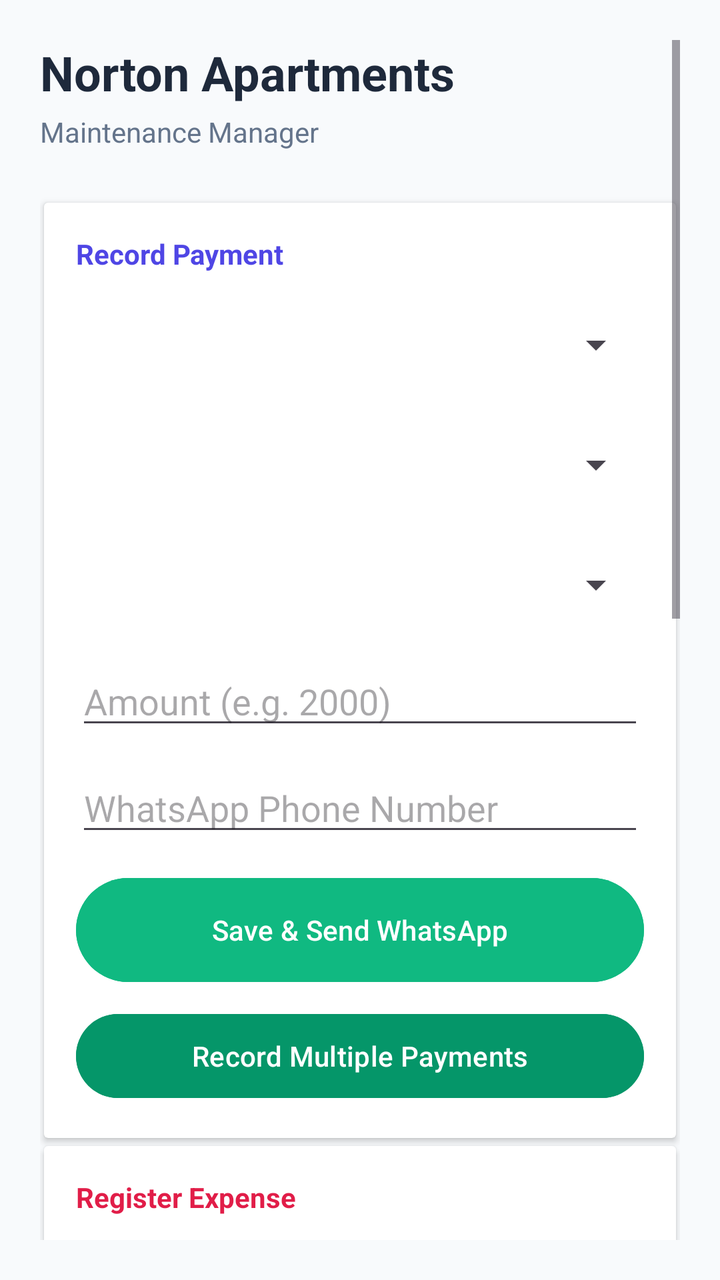
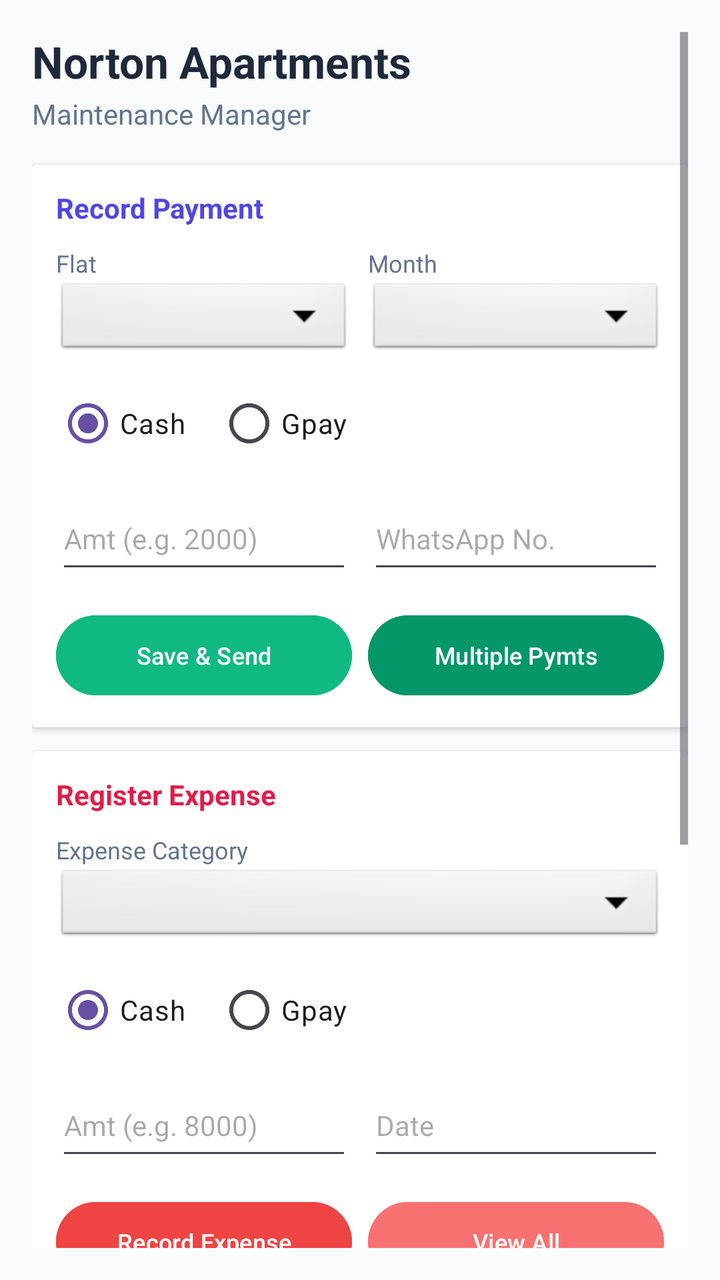

The first picture is an Android layout as it rendered before a commit; the second is the same layout after the commit. The layout source and the unified diff follow.
<!-- AndroidManifest.xml: application theme Theme.NortonMaintainence -->
<!-- res/layout/activity_main.xml -->
<?xml version="1.0" encoding="utf-8"?>
<ScrollView xmlns:android="http://schemas.android.com/apk/res/android"
    android:layout_width="match_parent"
    android:layout_height="match_parent"
    android:padding="20dp"
    android:background="#F8FAFC">

    <LinearLayout
        android:layout_width="match_parent"
        android:layout_height="wrap_content"
        android:orientation="vertical">

        <TextView
            android:layout_width="wrap_content"
            android:layout_height="wrap_content"
            android:text="Norton Apartments"
            android:textSize="24sp"
            android:textStyle="bold"
            android:textColor="#1E293B"
            android:layout_marginBottom="4dp"/>

        <TextView
            android:layout_width="wrap_content"
            android:layout_height="wrap_content"
            android:text="Maintenance Manager"
            android:textColor="#64748B"
            android:layout_marginBottom="24dp"/>

        
        <androidx.cardview.widget.CardView
            android:layout_width="match_parent"
            android:layout_height="wrap_content"
            android:layout_marginBottom="16dp"
            android:elevation="2dp"
            android:layout_margin="2dp">

            <LinearLayout
                android:layout_width="match_parent"
                android:layout_height="wrap_content"
                android:padding="16dp"
                android:orientation="vertical">

                <TextView
                    android:layout_width="wrap_content"
                    android:layout_height="wrap_content"
                    android:text="Record Payment"
                    android:textStyle="bold"
                    android:textColor="#4F46E5"
                    android:layout_marginBottom="12dp"/>

                <Spinner
                    android:id="@+id/flatSpinner"
                    android:layout_width="match_parent"
                    android:layout_height="48dp"
                    android:layout_marginBottom="12dp"/>

                <Spinner
                    android:id="@+id/monthSpinner"
                    android:layout_width="match_parent"
                    android:layout_height="48dp"
                    android:layout_marginBottom="12dp"/>

                <Spinner
                    android:id="@+id/paymentTypeSpinner"
                    android:layout_width="match_parent"
                    android:layout_height="48dp"
                    android:layout_marginBottom="12dp"/>

                <EditText
                    android:id="@+id/payAmount"
                    android:layout_width="match_parent"
                    android:layout_height="wrap_content"
                    android:hint="Amount (e.g. 2000)"
                    android:inputType="number"
                    android:layout_marginBottom="12dp"/>

                <EditText
                    android:id="@+id/phoneInput"
                    android:layout_width="match_parent"
                    android:layout_height="wrap_content"
                    android:hint="WhatsApp Phone Number"
                    android:inputType="phone"
                    android:layout_marginBottom="12dp"/>

                <Button
                    android:id="@+id/btnSavePayment"
                    android:layout_width="match_parent"
                    android:layout_height="60dp"
                    android:text="Save &amp; Send WhatsApp"
                    android:backgroundTint="#10B981"
                    android:layout_marginBottom="8dp"/>

                <Button
                    android:id="@+id/btnMultiplePayments"
                    android:layout_width="match_parent"
                    android:layout_height="50dp"
                    android:text="Record Multiple Payments"
                    android:backgroundTint="#059669"/>
            </LinearLayout>
        </androidx.cardview.widget.CardView>

        
        <androidx.cardview.widget.CardView
            android:layout_width="match_parent"
            android:layout_height="wrap_content"
            android:elevation="2dp"
            android:layout_margin="2dp">

            <LinearLayout
                android:layout_width="match_parent"
                android:layout_height="wrap_content"
                android:padding="16dp"
                android:orientation="vertical">

                <TextView
                    android:layout_width="wrap_content"
                    android:layout_height="wrap_content"
                    android:text="Register Expense"
                    android:textStyle="bold"
                    android:textColor="#E11D48"
                    android:layout_marginBottom="12dp"/>

                <Spinner
                    android:id="@+id/expenseTypeSpinner"
                    android:layout_width="match_parent"
                    android:layout_height="48dp"
                    android:layout_marginBottom="12dp"/>

                <Spinner
                    android:id="@+id/expensePaymentTypeSpinner"
                    android:layout_width="match_parent"
                    android:layout_height="48dp"
                    android:layout_marginBottom="12dp"/>

                <EditText
                    android:id="@+id/expenseAmount"
                    android:layout_width="match_parent"
                    android:layout_height="wrap_content"
                    android:hint="Amount (e.g. 8000)"
                    android:inputType="number"
                    android:layout_marginBottom="12dp"/>

                <EditText
                    android:id="@+id/expenseDate"
                    android:layout_width="match_parent"
                    android:layout_height="wrap_content"
                    android:hint="Date of Expense"
                    android:focusable="false"
                    android:clickable="true"
                    android:layout_marginBottom="12dp"/>

                <Button
                    android:id="@+id/btnSaveExpense"
                    android:layout_width="match_parent"
                    android:layout_height="60dp"
                    android:text="Record Expenditure"
                    android:backgroundTint="#EF4444"
                    android:layout_marginBottom="8dp"/>

                <Button
                    android:id="@+id/btnViewExpenses"
                    android:layout_width="match_parent"
                    android:layout_height="50dp"
                    android:text="View All Expenses"
                    android:backgroundTint="#F87171"/>
            </LinearLayout>
        </androidx.cardview.widget.CardView>

        
        <androidx.cardview.widget.CardView
            android:layout_width="match_parent"
            android:layout_height="wrap_content"
            android:layout_marginBottom="16dp"
            android:elevation="2dp"
            android:layout_margin="2dp">

            <LinearLayout
                android:layout_width="match_parent"
                android:layout_height="wrap_content"
                android:padding="16dp"
                android:orientation="vertical">

                <TextView
                    android:layout_width="wrap_content"
                    android:layout_height="wrap_content"
                    android:text="Reports &amp; Settings"
                    android:textStyle="bold"
                    android:textColor="#475569"
                    android:layout_marginBottom="12dp"/>

                <EditText
                    android:id="@+id/signatureInput"
                    android:layout_width="match_parent"
                    android:layout_height="wrap_content"
                    android:hint="Your Signature (for PDF)"
                    android:text="S.Sankarasubramanian"
                    android:layout_marginBottom="12dp"/>

                <Button
                    android:id="@+id/btnExportData"
                    android:layout_width="match_parent"
                    android:layout_height="50dp"
                    android:text="Export Monthly CSV to WhatsApp"
                    android:backgroundTint="#334155"
                    android:layout_marginBottom="8dp"/>

                <Button
                    android:id="@+id/btnViewStatus"
                    android:layout_width="match_parent"
                    android:layout_height="50dp"
                    android:text="Check Payment Status (Who Paid?)"
                    android:backgroundTint="#334155"
                    android:layout_marginBottom="8dp"/>

                <Button
                    android:id="@+id/btnShareSummary"
                    android:layout_width="match_parent"
                    android:layout_height="50dp"
                    android:text="Send Summary to Admin WhatsApp"
                    android:backgroundTint="#0ea5e9"
                    android:layout_marginBottom="8dp"/>

                <Button
                    android:id="@+id/btnParameters"
                    android:layout_width="match_parent"
                    android:layout_height="50dp"
                    android:text="App Parameters"
                    android:backgroundTint="#64748B"/>
            </LinearLayout>
        </androidx.cardview.widget.CardView>

    </LinearLayout>
</ScrollView>
<!-- resources referenced by this layout -->
<resources>
  <style name="Theme.NortonMaintainence" parent="Base.Theme.NortonMaintainence" />
  <style name="Base.Theme.NortonMaintainence" parent="Theme.Material3.DayNight.NoActionBar">
          
          
      </style>
</resources>

<!-- the commit's change to res/layout/activity_main.xml (unified diff, before → after) -->
@@ -2,7 +2,7 @@
 <ScrollView xmlns:android="http://schemas.android.com/apk/res/android"
     android:layout_width="match_parent"
     android:layout_height="match_parent"
-    android:padding="20dp"
+    android:padding="16dp"
     android:background="#F8FAFC">
 
     <LinearLayout
@@ -11,33 +11,36 @@
         android:orientation="vertical">
 
         <TextView
+            android:id="@+id/buildingNameText"
             android:layout_width="wrap_content"
             android:layout_height="wrap_content"
             android:text="Norton Apartments"
-            android:textSize="24sp"
+            android:textSize="22sp"
             android:textStyle="bold"
             android:textColor="#1E293B"
-            android:layout_marginBottom="4dp"/>
+            android:layout_marginBottom="2dp"/>
 
         <TextView
             android:layout_width="wrap_content"
             android:layout_height="wrap_content"
             android:text="Maintenance Manager"
             android:textColor="#64748B"
-            android:layout_marginBottom="24dp"/>
-
+            android:textSize="14sp"
+            android:layout_marginBottom="16dp"/>
+
+        
+        
         
         <androidx.cardview.widget.CardView
             android:layout_width="match_parent"
             android:layout_height="wrap_content"
-            android:layout_marginBottom="16dp"
-            android:elevation="2dp"
-            android:layout_margin="2dp">
+            android:layout_marginBottom="12dp"
+            android:elevation="2dp">
 
             <LinearLayout
                 android:layout_width="match_parent"
                 android:layout_height="wrap_content"
-                android:padding="16dp"
+                android:padding="12dp"
                 android:orientation="vertical">
 
                 <TextView
@@ -46,70 +49,139 @@
                     android:text="Record Payment"
                     android:textStyle="bold"
                     android:textColor="#4F46E5"
-                    android:layout_marginBottom="12dp"/>
-
-                <Spinner
-                    android:id="@+id/flatSpinner"
-                    android:layout_width="match_parent"
-                    android:layout_height="48dp"
-                    android:layout_marginBottom="12dp"/>
-
-                <Spinner
-                    android:id="@+id/monthSpinner"
-                    android:layout_width="match_parent"
-                    android:layout_height="48dp"
-                    android:layout_marginBottom="12dp"/>
-
-                <Spinner
-                    android:id="@+id/paymentTypeSpinner"
-                    android:layout_width="match_parent"
-                    android:layout_height="48dp"
-                    android:layout_marginBottom="12dp"/>
-
-                <EditText
-                    android:id="@+id/payAmount"
-                    android:layout_width="match_parent"
-                    android:layout_height="wrap_content"
-                    android:hint="Amount (e.g. 2000)"
-                    android:inputType="number"
-                    android:layout_marginBottom="12dp"/>
-
-                <EditText
-                    android:id="@+id/phoneInput"
-                    android:layout_width="match_parent"
-                    android:layout_height="wrap_content"
-                    android:hint="WhatsApp Phone Number"
-                    android:inputType="phone"
-                    android:layout_marginBottom="12dp"/>
-
-                <Button
-                    android:id="@+id/btnSavePayment"
-                    android:layout_width="match_parent"
-                    android:layout_height="60dp"
-                    android:text="Save &amp; Send WhatsApp"
-                    android:backgroundTint="#10B981"
-                    android:layout_marginBottom="8dp"/>
-
-                <Button
-                    android:id="@+id/btnMultiplePayments"
-                    android:layout_width="match_parent"
-                    android:layout_height="50dp"
-                    android:text="Record Multiple Payments"
-                    android:backgroundTint="#059669"/>
+                    android:layout_marginBottom="10dp"/>
+
+                
+                <LinearLayout
+                    android:layout_width="match_parent"
+                    android:layout_height="wrap_content"
+                    android:orientation="horizontal"
+                    android:weightSum="2"
+                    android:layout_marginBottom="8dp">
+
+                    <LinearLayout
+                        android:layout_width="0dp"
+                        android:layout_height="wrap_content"
+                        android:layout_weight="1"
+                        android:orientation="vertical"
+                        android:layout_marginEnd="8dp">
+                        <TextView android:layout_width="wrap_content" android:layout_height="wrap_content" android:text="Flat" android:textSize="12sp" android:textColor="#64748B" />
+                        <Spinner
+                            android:id="@+id/flatSpinner"
+                            android:layout_width="match_parent"
+                            android:layout_height="40dp"
+                            android:background="@android:drawable/btn_dropdown"/>
+                    </LinearLayout>
+
+                    <LinearLayout
+                        android:layout_width="0dp"
+                        android:layout_height="wrap_content"
+                        android:layout_weight="1"
+                        android:orientation="vertical">
+                        <TextView android:layout_width="wrap_content" android:layout_height="wrap_content" android:text="Month" android:textSize="12sp" android:textColor="#64748B" />
+                        <Spinner
+                            android:id="@+id/monthSpinner"
+                            android:layout_width="match_parent"
+                            android:layout_height="40dp"
+                            android:background="@android:drawable/btn_dropdown"/>
+                    </LinearLayout>
+                </LinearLayout>
+
+                
+                <RadioGroup
+                    android:id="@+id/paymentTypeRadioGroup"
+                    android:layout_width="match_parent"
+                    android:layout_height="wrap_content"
+                    android:orientation="horizontal"
+                    android:layout_marginBottom="8dp">
+                    <RadioButton
+                        android:id="@+id/radioPayCash"
+                        android:layout_width="wrap_content"
+                        android:layout_height="wrap_content"
+                        android:text="Cash"
+                        android:textSize="14sp"
+                        android:checked="true"/>
+                    <RadioButton
+                        android:id="@+id/radioPayGpay"
+                        android:layout_width="wrap_content"
+                        android:layout_height="wrap_content"
+                        android:text="Gpay"
+                        android:textSize="14sp"
+                        android:layout_marginStart="16dp"/>
+                </RadioGroup>
+
+                
+                <LinearLayout
+                    android:layout_width="match_parent"
+                    android:layout_height="wrap_content"
+                    android:orientation="horizontal"
+                    android:weightSum="2"
+                    android:layout_marginBottom="12dp">
+
+                    <EditText
+                        android:id="@+id/payAmount"
+                        android:layout_width="0dp"
+                        android:layout_height="48dp"
+                        android:layout_weight="1"
+                        android:layout_marginEnd="8dp"
+                        android:hint="Amt (e.g. 2000)"
+                        android:inputType="number"
+                        android:textSize="14sp"/>
+
+                    <EditText
+                        android:id="@+id/phoneInput"
+                        android:layout_width="0dp"
+                        android:layout_height="48dp"
+                        android:layout_weight="1"
+                        android:hint="WhatsApp No."
+                        android:inputType="phone"
+                        android:textSize="14sp"/>
+                </LinearLayout>
+
+                
+                <LinearLayout
+                    android:layout_width="match_parent"
+                    android:layout_height="wrap_content"
+                    android:orientation="horizontal"
+                    android:weightSum="2">
+
+                    <Button
+                        android:id="@+id/btnSavePayment"
+                        android:layout_width="0dp"
+                        android:layout_height="48dp"
+                        android:layout_weight="1"
+                        android:layout_marginEnd="8dp"
+                        android:text="Save &amp; Send"
+                        android:backgroundTint="#10B981"
+                        android:textSize="12sp"
+                        android:padding="0dp"/>
+
+                    <Button
+                        android:id="@+id/btnMultiplePayments"
+                        android:layout_width="0dp"
+                        android:layout_height="48dp"
+                        android:layout_weight="1"
+                        android:text="Multiple Pymts"
+                        android:backgroundTint="#059669"
+                        android:textSize="12sp"
+                        android:padding="0dp"/>
+                </LinearLayout>
             </LinearLayout>
         </androidx.cardview.widget.CardView>
 
         
+        
+        
         <androidx.cardview.widget.CardView
             android:layout_width="match_parent"
             android:layout_height="wrap_content"
-            android:elevation="2dp"
-            android:layout_margin="2dp">
+            android:layout_marginBottom="12dp"
+            android:elevation="2dp">
 
             <LinearLayout
                 android:layout_width="match_parent"
                 android:layout_height="wrap_content"
-                android:padding="16dp"
+                android:padding="12dp"
                 android:orientation="vertical">
 
                 <TextView
@@ -118,66 +190,118 @@
                     android:text="Register Expense"
                     android:textStyle="bold"
                     android:textColor="#E11D48"
-                    android:layout_marginBottom="12dp"/>
-
-                <Spinner
-                    android:id="@+id/expenseTypeSpinner"
-                    android:layout_width="match_parent"
-                    android:layout_height="48dp"
-                    android:layout_marginBottom="12dp"/>
-
-                <Spinner
-                    android:id="@+id/expensePaymentTypeSpinner"
-                    android:layout_width="match_parent"
-                    android:layout_height="48dp"
-                    android:layout_marginBottom="12dp"/>
-
-                <EditText
-                    android:id="@+id/expenseAmount"
-                    android:layout_width="match_parent"
-                    android:layout_height="wrap_content"
-                    android:hint="Amount (e.g. 8000)"
-                    android:inputType="number"
-                    android:layout_marginBottom="12dp"/>
-
-                <EditText
-                    android:id="@+id/expenseDate"
-                    android:layout_width="match_parent"
-                    android:layout_height="wrap_content"
-                    android:hint="Date of Expense"
-                    android:focusable="false"
-                    android:clickable="true"
-                    android:layout_marginBottom="12dp"/>
-
-                <Button
-                    android:id="@+id/btnSaveExpense"
-                    android:layout_width="match_parent"
-                    android:layout_height="60dp"
-                    android:text="Record Expenditure"
-                    android:backgroundTint="#EF4444"
-                    android:layout_marginBottom="8dp"/>
-
-                <Button
-                    android:id="@+id/btnViewExpenses"
-                    android:layout_width="match_parent"
-                    android:layout_height="50dp"
-                    android:text="View All Expenses"
-                    android:backgroundTint="#F87171"/>
+                    android:layout_marginBottom="10dp"/>
+
+                
+                <LinearLayout
+                    android:layout_width="match_parent"
+                    android:layout_height="wrap_content"
+                    android:orientation="vertical"
+                    android:layout_marginBottom="8dp">
+                    <TextView android:layout_width="wrap_content" android:layout_height="wrap_content" android:text="Expense Category" android:textSize="12sp" android:textColor="#64748B" />
+                    <Spinner
+                        android:id="@+id/expenseTypeSpinner"
+                        android:layout_width="match_parent"
+                        android:layout_height="40dp"
+                        android:background="@android:drawable/btn_dropdown"/>
+                </LinearLayout>
+
+                
+                <RadioGroup
+                    android:id="@+id/expensePaymentTypeRadioGroup"
+                    android:layout_width="match_parent"
+                    android:layout_height="wrap_content"
+                    android:orientation="horizontal"
+                    android:layout_marginBottom="8dp">
+                    <RadioButton
+                        android:id="@+id/radioExpCash"
+                        android:layout_width="wrap_content"
+                        android:layout_height="wrap_content"
+                        android:text="Cash"
+                        android:textSize="14sp"
+                        android:checked="true"/>
+                    <RadioButton
+                        android:id="@+id/radioExpGpay"
+                        android:layout_width="wrap_content"
+                        android:layout_height="wrap_content"
+                        android:text="Gpay"
+                        android:textSize="14sp"
+                        android:layout_marginStart="16dp"/>
+                </RadioGroup>
+
+                
+                <LinearLayout
+                    android:layout_width="match_parent"
+                    android:layout_height="wrap_content"
+                    android:orientation="horizontal"
+                    android:weightSum="2"
+                    android:layout_marginBottom="12dp">
+
+                    <EditText
+                        android:id="@+id/expenseAmount"
+                        android:layout_width="0dp"
+                        android:layout_height="48dp"
+                        android:layout_weight="1"
+                        android:layout_marginEnd="8dp"
+                        android:hint="Amt (e.g. 8000)"
+                        android:inputType="number"
+                        android:textSize="14sp"/>
+
+                    <EditText
+                        android:id="@+id/expenseDate"
+                        android:layout_width="0dp"
+                        android:layout_height="48dp"
+                        android:layout_weight="1"
+                        android:hint="Date"
+                        android:focusable="false"
+                        android:clickable="true"
+                        android:textSize="14sp"/>
+                </LinearLayout>
+
+                
+                <LinearLayout
+                    android:layout_width="match_parent"
+                    android:layout_height="wrap_content"
+                    android:orientation="horizontal"
+                    android:weightSum="2">
+
+                    <Button
+                        android:id="@+id/btnSaveExpense"
+                        android:layout_width="0dp"
+                        android:layout_height="48dp"
+                        android:layout_weight="1"
+                        android:layout_marginEnd="8dp"
+                        android:text="Record Expense"
+                        android:backgroundTint="#EF4444"
+                        android:textSize="12sp"
+                        android:padding="0dp"/>
+
+                    <Button
+                        android:id="@+id/btnViewExpenses"
+                        android:layout_width="0dp"
+                        android:layout_height="48dp"
+                        android:layout_weight="1"
+                        android:text="View All"
+                        android:backgroundTint="#F87171"
+                        android:textSize="12sp"
+                        android:padding="0dp"/>
+                </LinearLayout>
             </LinearLayout>
         </androidx.cardview.widget.CardView>
 
         
+        
+        
         <androidx.cardview.widget.CardView
             android:layout_width="match_parent"
             android:layout_height="wrap_content"
             android:layout_marginBottom="16dp"
-            android:elevation="2dp"
-            android:layout_margin="2dp">
+            android:elevation="2dp">
 
             <LinearLayout
                 android:layout_width="match_parent"
                 android:layout_height="wrap_content"
-                android:padding="16dp"
+                android:padding="12dp"
                 android:orientation="vertical">
 
                 <TextView
@@ -186,46 +310,81 @@
                     android:text="Reports &amp; Settings"
                     android:textStyle="bold"
                     android:textColor="#475569"
-                    android:layout_marginBottom="12dp"/>
-
-                <EditText
-                    android:id="@+id/signatureInput"
-                    android:layout_width="match_parent"
-                    android:layout_height="wrap_content"
-                    android:hint="Your Signature (for PDF)"
-                    android:text="S.Sankarasubramanian"
-                    android:layout_marginBottom="12dp"/>
-
+                    android:layout_marginBottom="10dp"/>
+
+                <GridLayout
+                    android:layout_width="match_parent"
+                    android:layout_height="wrap_content"
+                    android:columnCount="2"
+                    android:useDefaultMargins="true"
+                    android:alignmentMode="alignBounds">
+
+                    <Button
+                        android:id="@+id/btnExportData"
+                        android:layout_width="0dp"
+                        android:layout_height="48dp"
+                        android:layout_columnWeight="1"
+                        android:text="Export CSV"
+                        android:backgroundTint="#334155"
+                        android:textSize="11sp" />
+
+                    <Button
+                        android:id="@+id/btnViewStatus"
+                        android:layout_width="0dp"
+                        android:layout_height="48dp"
+                        android:layout_columnWeight="1"
+                        android:text="Who Paid?"
+                        android:backgroundTint="#334155"
+                        android:textSize="11sp" />
+
+                    <Button
+                        android:id="@+id/btnSetOpeningBalance"
+                        android:layout_width="0dp"
+                        android:layout_height="48dp"
+                        android:layout_columnWeight="1"
+                        android:text="Set Balance"
+                        android:backgroundTint="#6366f1"
+                        android:textSize="11sp" />
+
+                    <Button
+                        android:id="@+id/btnShareSummary"
+                        android:layout_width="0dp"
+                        android:layout_height="48dp"
+                        android:layout_columnWeight="1"
+                        android:text="Share Summary"
+                        android:backgroundTint="#0ea5e9"
+                        android:textSize="11sp" />
+
+                    <Button
+                        android:id="@+id/btnParameters"
+                        android:layout_width="0dp"
+                        android:layout_height="48dp"
+                        android:layout_columnWeight="1"
+                        android:text="App Params"
+                        android:backgroundTint="#64748B"
+                        android:textSize="11sp" />
+
+                    <Button
+                        android:id="@+id/btnImportCsv"
+                        android:layout_width="0dp"
+                        android:layout_height="48dp"
+                        android:layout_columnWeight="1"
+                        android:text="Import CSV"
+                        android:backgroundTint="#475569"
+                        android:textSize="11sp" />
+
+                </GridLayout>
+
+                
                 <Button
-                    android:id="@+id/btnExportData"
-                    android:layout_width="match_parent"
-                    android:layout_height="50dp"
-                    android:text="Export Monthly CSV to WhatsApp"
-                    android:backgroundTint="#334155"
-                    android:layout_marginBottom="8dp"/>
-
-                <Button
-                    android:id="@+id/btnViewStatus"
-                    android:layout_width="match_parent"
-                    android:layout_height="50dp"
-                    android:text="Check Payment Status (Who Paid?)"
-                    android:backgroundTint="#334155"
-                    android:layout_marginBottom="8dp"/>
-
-                <Button
-                    android:id="@+id/btnShareSummary"
-                    android:layout_width="match_parent"
-                    android:layout_height="50dp"
-                    android:text="Send Summary to Admin WhatsApp"
-                    android:backgroundTint="#0ea5e9"
-                    android:layout_marginBottom="8dp"/>
-
-                <Button
-                    android:id="@+id/btnParameters"
-                    android:layout_width="match_parent"
-                    android:layout_height="50dp"
-                    android:text="App Parameters"
-                    android:backgroundTint="#64748B"/>
+                    android:id="@+id/btnGetCsvTemplate"
+                    android:layout_width="match_parent"
+                    android:layout_height="48dp"
+                    android:text="Get CSV Template"
+                    android:backgroundTint="#94A3B8"
+                    android:textSize="12sp"
+                    android:layout_marginTop="4dp"/>
+
             </LinearLayout>
         </androidx.cardview.widget.CardView>
 
